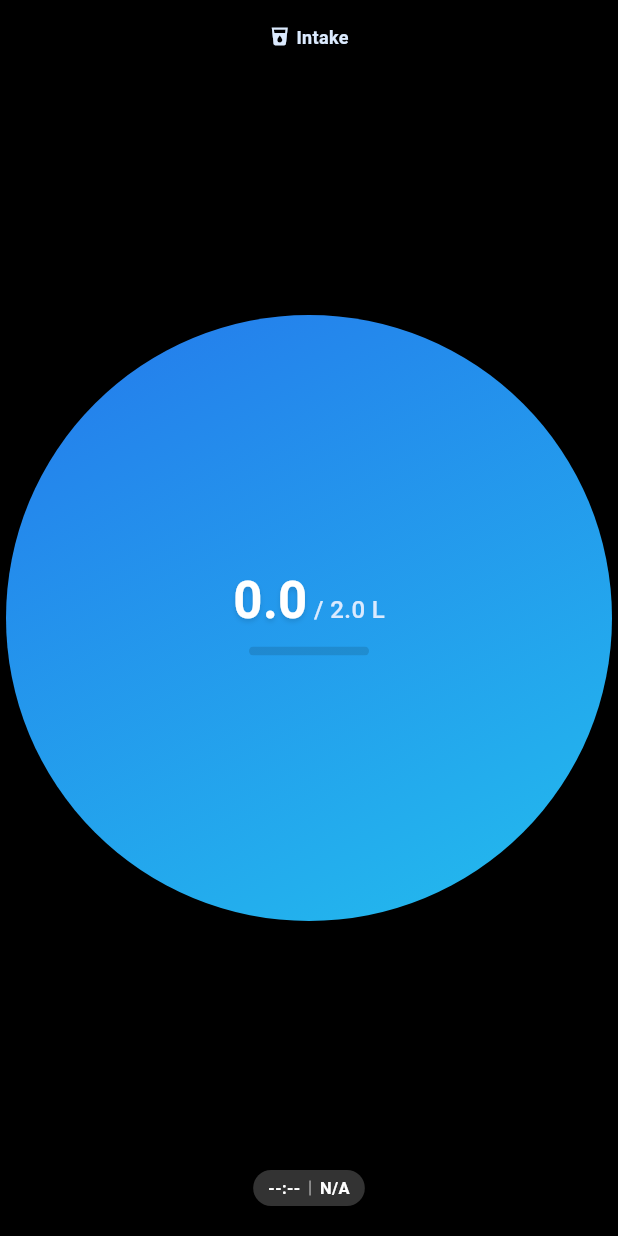
After one commit to Tomekske/flow, a Flutter app: the WatchEntrypoint screen opened directly, swiped to page 2, on a phone screen of 412 x 824 dp. The commit adds this screen. Run offline on Flutter 3.47's test engine with Material 3 defaults, Android fonts, the phone set to English and light mode, and no system bars; our stand-ins replace device_info_plus, equatable, fl_chart, flutter_bloc, flutter_dotenv, font_awesome_flutter and 1 more; accounts and stored records are empty; network calls fail.

Commit message:
Adds drink tracking card to watch app
Introduces a new `DrinkWearCard` for the watch interface to display daily fluid intake statistics. This card shows the total intake versus the daily goal, a progress bar, the time of the last drink, and the total number of drinks.

The main watch screen is updated to use a `PageView` to allow users to switch between the existing urination stats card and the new fluid intake card.

```diff
--- a/lib/presentation/watch/watch_entrypoint.dart
+++ b/lib/presentation/watch/watch_entrypoint.dart
@@ -1,4 +1,4 @@
-import 'package:flow/data/models/urination_stats.dart';
+import 'package:flow/presentation/watch/widgets/drink_wear_card.dart';
 import 'package:flow/presentation/watch/widgets/urine_wear_card.dart';
 import 'package:flutter/material.dart';
 import 'package:flutter_bloc/flutter_bloc.dart';
@@ -6,7 +6,6 @@ import 'package:intl/intl.dart';
 
 import '../../../helpers/stats_helper.dart';
 import '../../../logic/bloc/log_bloc.dart';
-import '../mobile/widgets/urine_card.dart';
 
 class WatchEntrypoint extends StatelessWidget {
   const WatchEntrypoint({super.key});
@@ -29,17 +28,47 @@ class WatchEntrypoint extends StatelessWidget {
               )
               .toList();
 
+          final todayDrinkLogs = drinkLogs
+              .where(
+                (l) => DateFormat('yyyy-MM-dd').format(l.createdAt) == todayStr,
+              )
+              .toList();
+
           // Calculate Stats
           final dailyUrinationStats = StatsHelper.getUrinationStats(
             todayUrineLogs,
             now: now,
           );
 
-          return Center(
-            child: UrineWearCard(
-              stats: dailyUrinationStats,
-              onTap: () => print("Add Urine log"),
-            ),
+          final dailyDrinkStats = StatsHelper.getDrinkingStats(
+            todayDrinkLogs,
+            now: now,
+          );
+
+          // Calculate Progress
+          final goalLiters = state.dailyGoal;
+          final progress = (goalLiters > 0)
+              ? (dailyDrinkStats.total / goalLiters).clamp(0.0, 1.0)
+              : 0.0;
+
+          return PageView(
+            scrollDirection: Axis.vertical,
+            children: [
+              Center(
+                child: UrineWearCard(
+                  stats: dailyUrinationStats,
+                  onTap: () => print("Add Urine log"),
+                ),
+              ),
+              Center(
+                child: DrinkWearCard(
+                  stats: dailyDrinkStats,
+                  goalLiters: goalLiters,
+                  progress: progress,
+                  onTap: () => print("Add Drink log"),
+                ),
+              ),
+            ],
           );
         },
       ),
--- /dev/null
+++ b/lib/presentation/watch/widgets/drink_wear_card.dart
@@ -0,0 +1,165 @@
+import 'package:flutter/material.dart';
+import 'package:intl/intl.dart';
+import '../../../data/models/drinking_stats.dart';
+
+class DrinkWearCard extends StatelessWidget {
+  final DrinkingStats stats;
+  final double goalLiters;
+  final double progress;
+  final VoidCallback onTap;
+
+  const DrinkWearCard({
+    super.key,
+    required this.stats,
+    required this.goalLiters,
+    required this.progress,
+    required this.onTap,
+  });
+
+  @override
+  Widget build(BuildContext context) {
+    return GestureDetector(
+      onTap: onTap,
+      child: Container(
+        width: double.infinity,
+        height: double.infinity,
+        margin: const EdgeInsets.all(4),
+        decoration: const BoxDecoration(
+          shape: BoxShape.circle,
+          gradient: LinearGradient(
+            colors: [Color(0xFF2563EB), Color(0xFF22D3EE)],
+            begin: Alignment.topLeft,
+            end: Alignment.bottomRight,
+          ),
+        ),
+        child: Column(
+          mainAxisAlignment: MainAxisAlignment.center,
+          children: [
+            // --- Header ---
+            const Padding(
+              padding: EdgeInsets.only(top: 12.0),
+              child: Row(
+                mainAxisAlignment: MainAxisAlignment.center,
+                children: [
+                  Icon(Icons.local_drink, color: Color(0xFFDBEAFE), size: 14),
+                  SizedBox(width: 4),
+                  Text(
+                    "Intake",
+                    style: TextStyle(
+                      color: Color(0xFFDBEAFE),
+                      fontWeight: FontWeight.w600,
+                      fontSize: 12,
+                    ),
+                  ),
+                ],
+              ),
+            ),
+
+            Expanded(
+              child: Column(
+                mainAxisAlignment: MainAxisAlignment.center,
+                children: [
+                  Padding(
+                    padding: const EdgeInsets.symmetric(horizontal: 16.0),
+                    child: FittedBox(
+                      fit: BoxFit.scaleDown,
+                      child: Row(
+                        mainAxisAlignment: MainAxisAlignment.center,
+                        crossAxisAlignment: CrossAxisAlignment.baseline,
+                        textBaseline: TextBaseline.alphabetic,
+                        children: [
+                          Text(
+                            stats.total.toStringAsFixed(1),
+                            style: const TextStyle(
+                              fontSize: 34,
+                              fontWeight: FontWeight.bold,
+                              color: Colors.white,
+                              shadows: [
+                                Shadow(
+                                  color: Colors.black12,
+                                  offset: Offset(0, 2),
+                                  blurRadius: 4,
+                                ),
+                              ],
+                            ),
+                          ),
+                          Text(
+                            " / ${goalLiters.toStringAsFixed(1)} L",
+                            style: const TextStyle(
+                              fontSize: 16,
+                              fontWeight: FontWeight.w500,
+                              color: Color(0xFFDBEAFE),
+                            ),
+                          ),
+                        ],
+                      ),
+                    ),
+                  ),
+
+                  const SizedBox(height: 6),
+                  SizedBox(
+                    width: 80,
+                    child: ClipRRect(
+                      borderRadius: BorderRadius.circular(4),
+                      child: LinearProgressIndicator(
+                        value: progress,
+                        backgroundColor: Colors.black12,
+                        valueColor: const AlwaysStoppedAnimation<Color>(
+                          Colors.white,
+                        ),
+                        minHeight: 6,
+                      ),
+                    ),
+                  ),
+                ],
+              ),
+            ),
+
+            Container(
+              padding: const EdgeInsets.symmetric(
+                horizontal: 10,
+                vertical: 4,
+              ),
+              margin: const EdgeInsets.only(bottom: 16),
+              decoration: BoxDecoration(
+                color: Colors.white.withValues(alpha: 0.2),
+                borderRadius: BorderRadius.circular(12),
+              ),
+              child: Row(
+                mainAxisSize: MainAxisSize.min,
+                children: [
+                  // Last Consumption Time
+                  Text(
+                    stats.lastConsumption != null
+                        ? DateFormat('HH:mm').format(stats.lastConsumption!)
+                        : "--:--",
+                    style: const TextStyle(
+                      color: Colors.white,
+                      fontSize: 11,
+                      fontWeight: FontWeight.bold,
+                    ),
+                  ),
+                  Container(
+                    margin: const EdgeInsets.symmetric(horizontal: 6),
+                    width: 1,
+                    height: 10,
+                    color: Colors.white54,
+                  ),
+                  // Frequency (e.g. 5x)
+                  Text(
+                    stats.frequency,
+                    style: const TextStyle(
+                      color: Colors.white,
+                      fontSize: 11,
+                      fontWeight: FontWeight.bold,
+                    ),
+                  ),
+                ],
+              ),
+            ),
+          ],
+        ),
+      ),
+    );
+  }
+}
```
